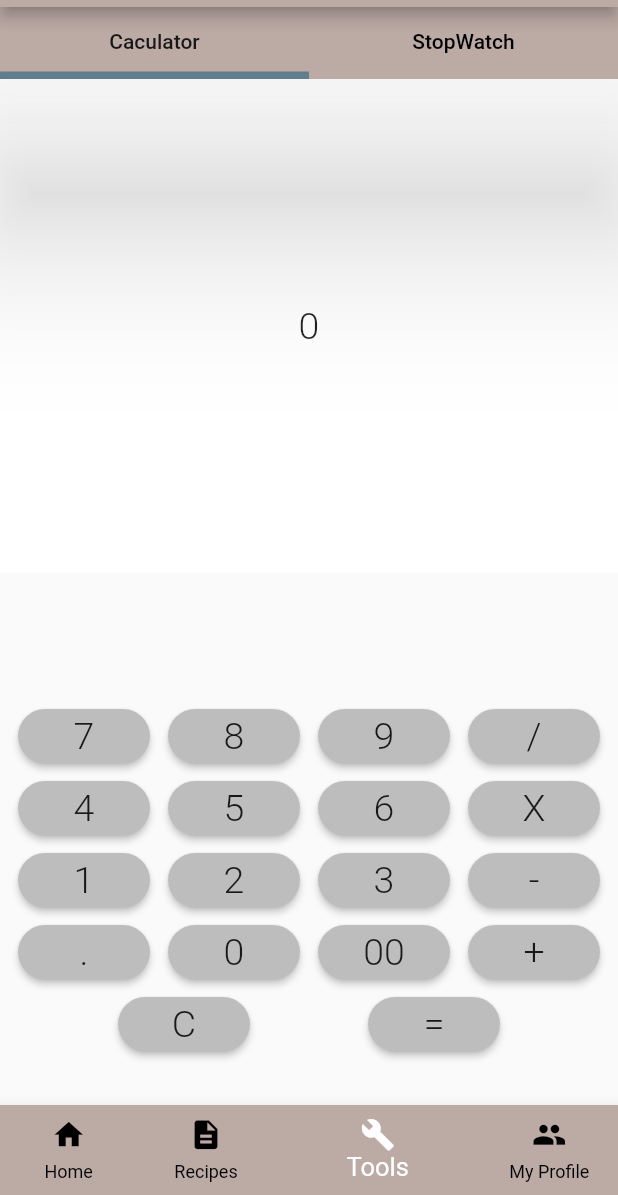
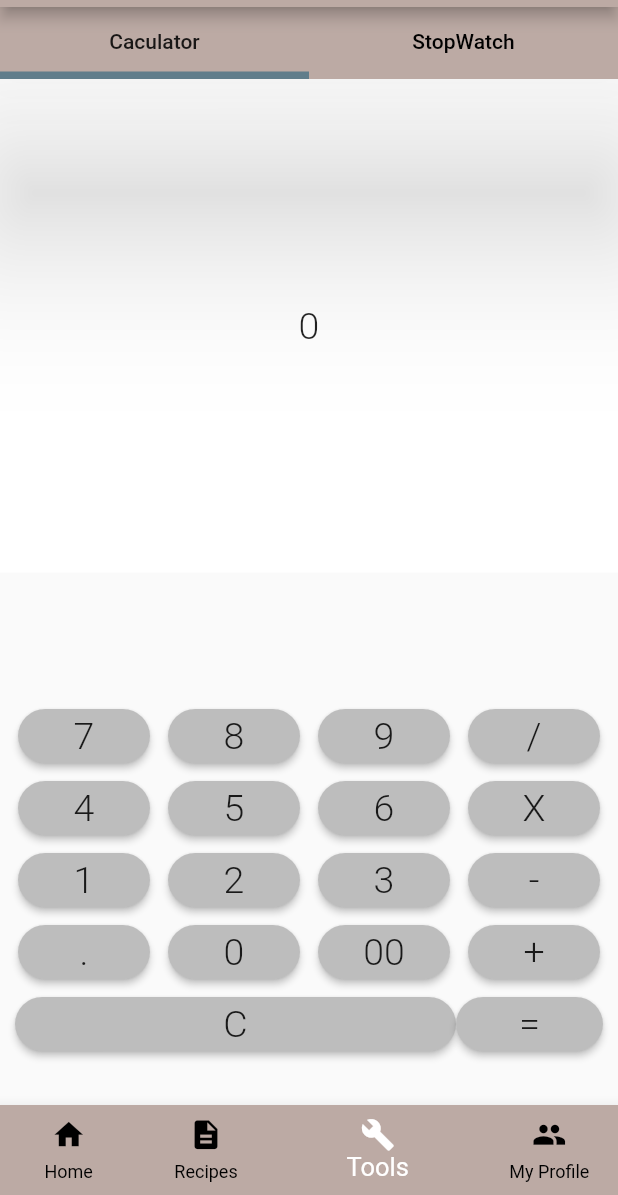
Before and after one commit to EugeneTeu/BrewCompass, a Flutter app: the screen it shows after launch, item 3 of the bottom bar chosen, on a phone screen of 412 x 824 dp, the part 41-1236 px from its top. Run offline on Flutter 3.47's test engine with Material 2 defaults, Android fonts, the phone set to English and light mode, and no system bars.

Commit message:
fixed ugly layout of calculator buttons. wrapped buttons in Expanded

```diff
--- a/coffee_app/lib/caculator.dart
+++ b/coffee_app/lib/caculator.dart
@@ -15,8 +15,7 @@ class MyCalcPage extends StatefulWidget {
 class _MyCalcPageState extends State<MyCalcPage> {
   final TextStyle _calcFont =
       new TextStyle(fontWeight: FontWeight.w300, fontSize: 25.0);
-  final TextStyle _ansFont =
-      new TextStyle(fontWeight: FontWeight.w300, fontSize: 40.0);
+
 
   String output = "0";
   String _output = "0";
@@ -76,7 +75,7 @@ class _MyCalcPageState extends State<MyCalcPage> {
       onPressed: () => _buttonPressed(i),
       color: Colors.grey[400],
       shape: new RoundedRectangleBorder(
-          borderRadius: new BorderRadius.circular(30)),
+          borderRadius: new BorderRadius.circular(20)),
     );
   }
 
@@ -132,9 +131,19 @@ class _MyCalcPageState extends State<MyCalcPage> {
             _buildButton("+"),
           ],
         ),
-        new Row(
-          mainAxisAlignment: MainAxisAlignment.spaceEvenly,
-          children: <Widget>[_buildButton("C"), _buildButton("=")],
+        new Container(
+          padding: EdgeInsets.fromLTRB(10, 0.0, 10, 0.0),
+                  child: new Row(
+
+            children: <Widget>[
+
+              new Expanded(
+                flex: 3,
+                child: _buildButton("C")),
+
+              new Expanded(
+                child: _buildButton("="))],
+          ),
         ),
       ]),
     ));
```
